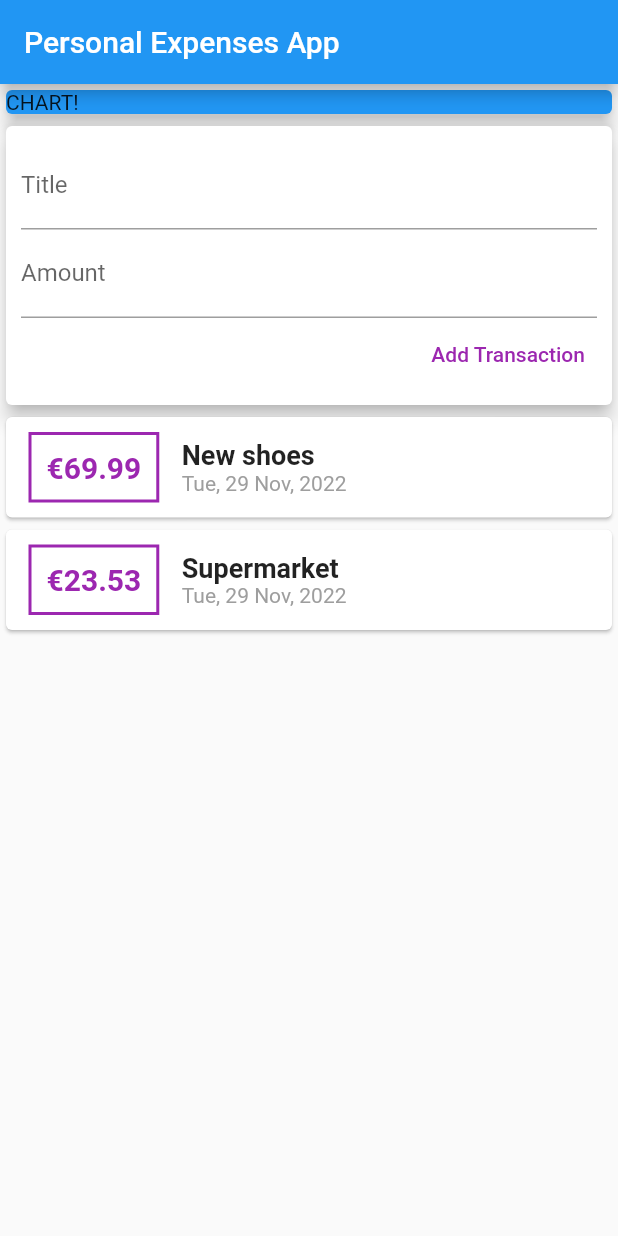
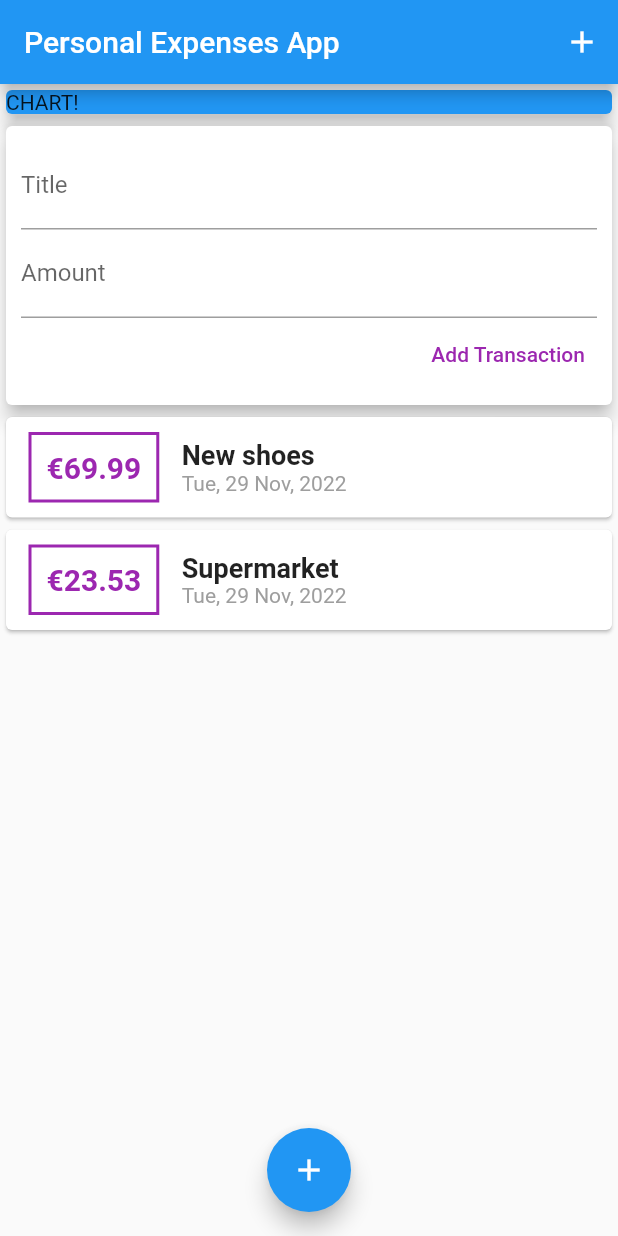
Before and after one commit to pfgrebelo/Flutter_PersonalExpensesApp, a Flutter app: the screen it shows after launch, on a phone screen of 412 x 824 dp. Run offline on Flutter 3.47's test engine with Material 2 defaults, Android fonts, the phone set to English and light mode, and no system bars.

Commit message:
added appBar and floating buttons

```diff
--- a/lib/main.dart
+++ b/lib/main.dart
@@ -26,6 +26,7 @@ class MyHomePage extends StatelessWidget {
     return Scaffold(
       appBar: AppBar(
         title: Text('Personal Expenses App'),
+        actions: [IconButton(onPressed: () {}, icon: Icon(Icons.add))],
       ),
       body: SingleChildScrollView(
         child: Column(
@@ -43,6 +44,12 @@ class MyHomePage extends StatelessWidget {
             UserTransactions(),
           ],
         ),
-        ));
+      ),
+      floatingActionButtonLocation: FloatingActionButtonLocation.centerFloat,
+      floatingActionButton: FloatingActionButton(
+        child: Icon(Icons.add),
+        onPressed: () {},
+      ),
+    );
   }
 }
```
Lines whose indentation alone changed are shown as unchanged.
